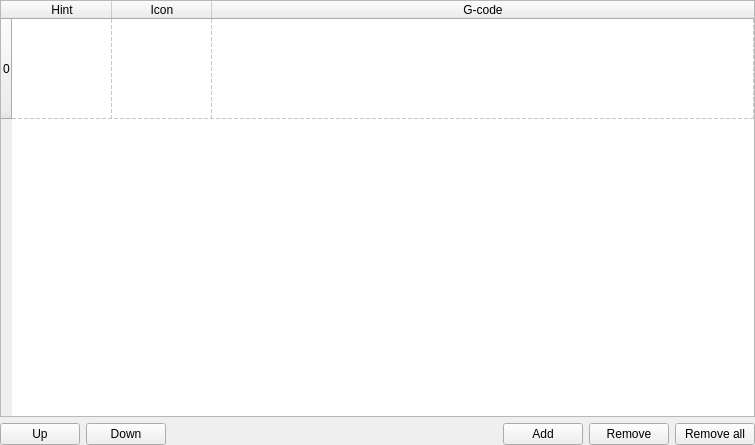
Old version of the form src/candleplugins/usercommands/settings.ui in the repository Denvi/Candle.
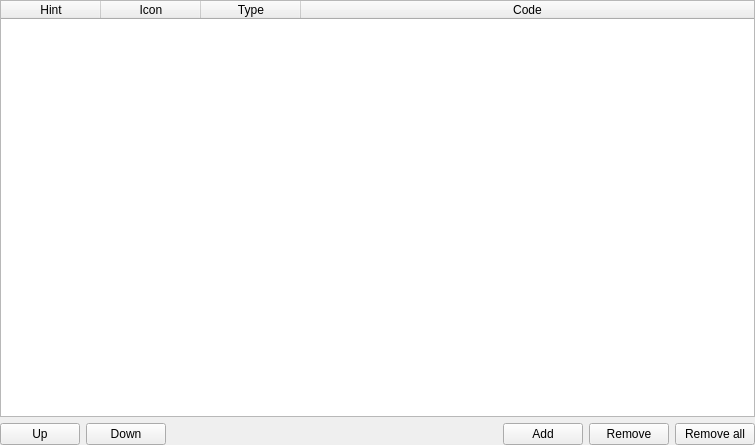
New version of the form.

Commit message: Added 'script' type user command along with g-code, added 'Script' window

Diff of the .ui file:
```diff
--- a/src/candleplugins/usercommands/settings.ui
+++ b/src/candleplugins/usercommands/settings.ui
@@ -40,20 +40,12 @@
      <property name="gridStyle">
       <enum>Qt::DashLine</enum>
      </property>
-     <property name="rowCount">
-      <number>1</number>
-     </property>
      <attribute name="horizontalHeaderStretchLastSection">
       <bool>true</bool>
      </attribute>
      <attribute name="verticalHeaderDefaultSectionSize">
       <number>100</number>
      </attribute>
-     <row>
-      <property name="text">
-       <string>0</string>
-      </property>
-     </row>
      <column>
       <property name="text">
        <string>Hint</string>
@@ -66,7 +58,12 @@
      </column>
      <column>
       <property name="text">
-       <string>G-code</string>
+       <string>Type</string>
+      </property>
+     </column>
+     <column>
+      <property name="text">
+       <string>Code</string>
       </property>
      </column>
     </widget>
```
The commit also changes 23 other files.
